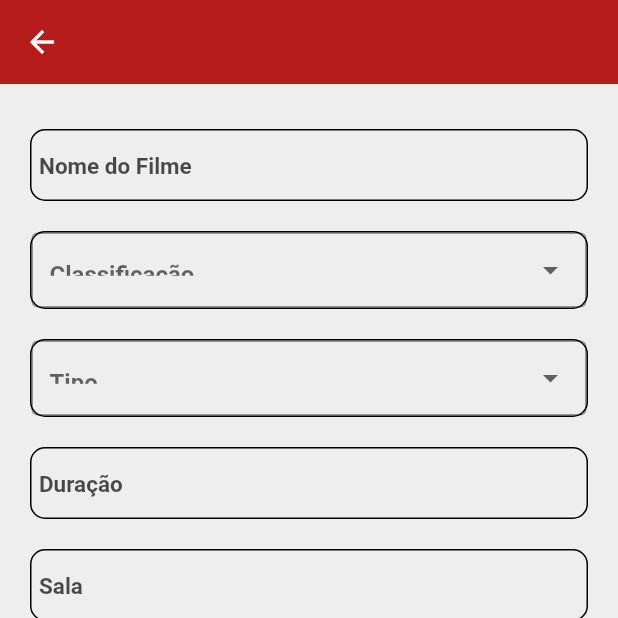
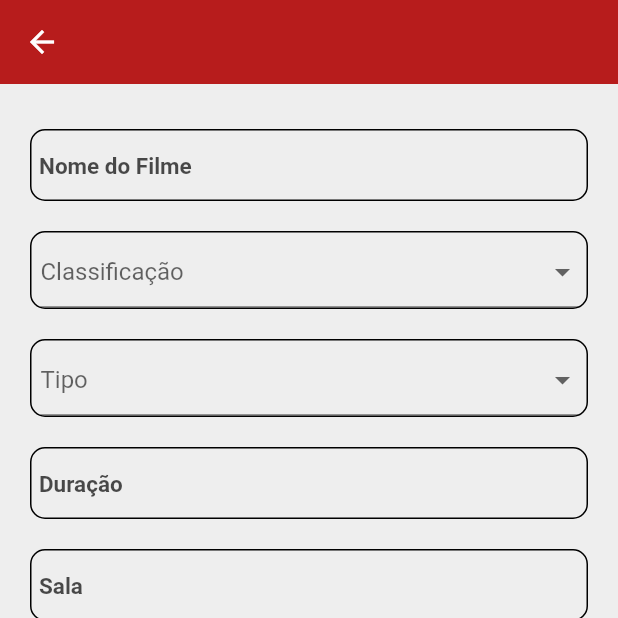
Before and after one commit to biancanilsen/App_Cinema, a Flutter app: the screen it shows after launch, after a tap on the "add" icon, on a phone screen of 412 x 824 dp, the top half of it. Run offline on Flutter 3.47's test engine with Material 2 defaults, Android fonts, the phone set to English and light mode, and no system bars; drawn by our look-alikes of snippet_coder_utils; our stand-ins replace image_picker; network calls fail.

Commit message:
add list

```diff
--- a/webapp/lib/main.dart
+++ b/webapp/lib/main.dart
@@ -2,6 +2,8 @@ import 'package:flutter/material.dart';
 import 'package:flutter_application/pages/movie-add-edit.dart';
 import 'package:flutter_application/pages/movie-list.dart';
 import 'package:flutter_application/pages/movie-sessions.dart';
+
+import 'pages/session-add-edit.dart';
 
 void main() {
   runApp(const MyApp());
@@ -10,28 +12,20 @@ void main() {
 class MyApp extends StatelessWidget {
   const MyApp({Key? key}) : super(key: key);
 
-  // This widget is the root of your application.
   @override
   Widget build(BuildContext context) {
     return MaterialApp(
         title: 'Flutter Demo',
         theme: ThemeData(
-          // This is the theme of your application.
-          //
-          // Try running your application with "flutter run". You'll see the
-          // application has a blue toolbar. Then, without quitting the app, try
-          // changing the primarySwatch below to Colors.green and then invoke
-          // "hot reload" (press "r" in the console where you ran "flutter run",
-          // or simply save your changes to "hot reload" in a Flutter IDE).
-          // Notice that the counter didn't reset back to zero; the application
-          // is not restarted.
           primarySwatch: Colors.blue,
         ),
         routes: {
           '/': (context) => const MovieList(),
           '/add-movie': (context) => const MovieAddEdit(),
           '/edit-movie': (context) => const MovieAddEdit(),
-          '/sessions-movie': (context) => const MovieSessions()
+          '/sessions-movie': (context) => const MovieSessions(),
+          '/add-session': (context) => const SessionAddEdit(),
+          '/edit-session': (context) => const SessionAddEdit(),
         });
   }
 }
--- a/webapp/lib/pages/movie-add-edit.dart
+++ b/webapp/lib/pages/movie-add-edit.dart
@@ -151,17 +151,16 @@ class _MovieAddEditState extends State<MovieAddEdit> {
               ),
               child: SizedBox(
                 height: 50,
+                child: Padding(
+                  padding: const EdgeInsets.only(top: 2.0, left: 6, right: 4),
                   child: DropdownButtonFormField(
                     value: movieModel?.classification,
                     hint: const Text('Classificação'),
                     style: TextStyle(
-                    color: Colors.grey[800],
+                      color: Colors.grey[900],
                       fontSize: 16.0,
-                    fontWeight: FontWeight.bold,
                     ),
-                  decoration: const InputDecoration(
-                    border: OutlineInputBorder(),
-                  ),
+                    decoration: const InputDecoration(),
                     onChanged: (newValue) {
                       setState(() {
                         movieModel?.classification = newValue as int;
@@ -198,6 +197,7 @@ class _MovieAddEditState extends State<MovieAddEdit> {
                 ),
               ),
             ),
+          ),
           Padding(
             padding:
                 const EdgeInsets.only(bottom: 10, top: 10, left: 20, right: 20),
@@ -208,17 +208,16 @@ class _MovieAddEditState extends State<MovieAddEdit> {
               ),
               child: SizedBox(
                 height: 50,
+                child: Padding(
+                  padding: const EdgeInsets.only(top: 2.0, left: 6, right: 4),
                   child: DropdownButtonFormField(
                     value: movieModel?.type,
                     hint: const Text('Tipo'),
                     style: TextStyle(
-                    color: Colors.grey[800],
+                      color: Colors.grey[900],
                       fontSize: 16.0,
-                    fontWeight: FontWeight.bold,
                     ),
-                  decoration: const InputDecoration(
-                    border: OutlineInputBorder(),
-                  ),
+                    decoration: const InputDecoration(),
                     onChanged: (newValue) {
                       setState(() {
                         movieModel?.type = newValue as int;
@@ -235,6 +234,7 @@ class _MovieAddEditState extends State<MovieAddEdit> {
                         value: 1,
                       ),
                     ],
+                  ),
                 ),
               ),
             ),
```
Also changed, not shown: webapp/lib/pages/session-add-edit.dart (added, +17 -0 lines), webapp/lib/pages/session-item.dart (+50 -17 lines). Lines whose indentation alone changed are shown as unchanged.
